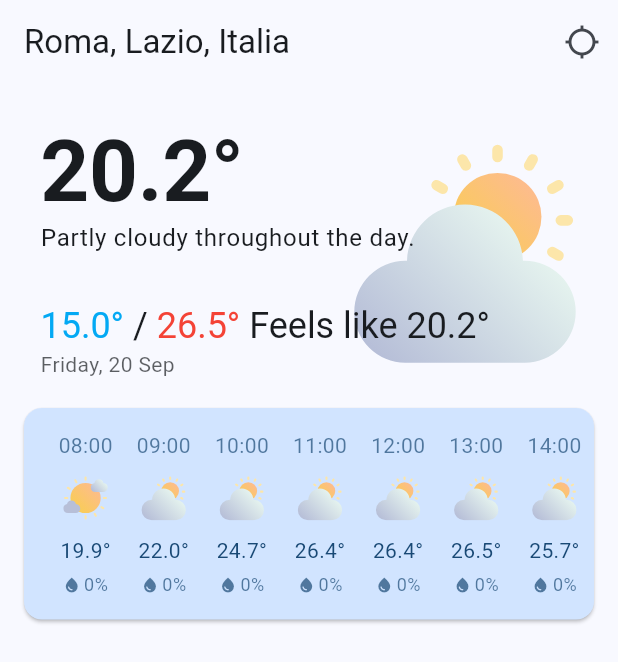
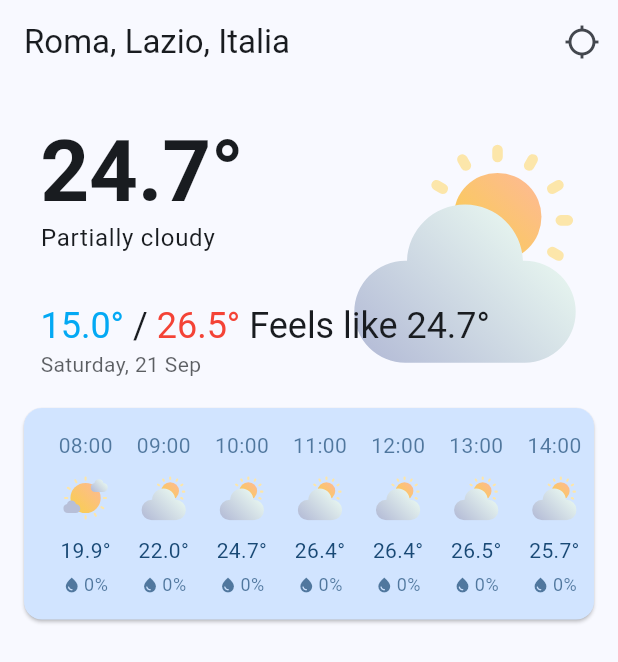
Before and after one commit to pasdeveloper/top_weather, a Flutter app: the screen it shows after launch, on a phone screen of 412 x 824 dp. Shown: the top 662 px of the screen. Run offline on Flutter 3.47's test engine with Material 3 defaults, Android fonts, the phone set to English and light mode, and no system bars; our stand-ins replace flutter_svg, get_it.

```diff
--- a/lib/core/app_images.dart
+++ b/lib/core/app_images.dart
@@ -11,7 +11,17 @@ class AppImages {
     'partly-cloudy-night': '${_basePath}partly-cloud-night.svg',
     'clear-day': '${_basePath}clear-day.svg',
     'clear-night': '${_basePath}clear-night.svg',
+    'sunrise': '${_basePath}sunrise.svg',
+    'sunset': '${_basePath}sunset.svg',
   };
+
+  static String get sunrise {
+    return iconPathByName('sunrise');
+  }
+
+  static String get sunset {
+    return iconPathByName('sunset');
+  }
 
   static String iconPathByName(String name) {
     return _paths[name] ?? '';
--- a/lib/core/date_utils.dart
+++ b/lib/core/date_utils.dart
@@ -2,6 +2,7 @@ import 'package:intl/intl.dart';
 
 final _timeFormatter = DateFormat('HH:mm');
 final _dateFormatter = DateFormat('EEEE, dd MMM');
+final _dayNameFormatter = DateFormat('EEEE');
 
 String toTime(int seconds) {
   final date = DateTime.fromMillisecondsSinceEpoch(seconds * 1000);
@@ -12,3 +13,8 @@ String toDate(int seconds) {
   final date = DateTime.fromMillisecondsSinceEpoch(seconds * 1000);
   return _dateFormatter.format(date);
 }
+
+String toDayName(int seconds) {
+  final date = DateTime.fromMillisecondsSinceEpoch(seconds * 1000);
+  return _dayNameFormatter.format(date);
+}
--- a/lib/models/weather_data.dart
+++ b/lib/models/weather_data.dart
@@ -75,9 +75,9 @@ class Conditions {
   List<String>? stations;
   String source;
   String? sunrise;
-  double? sunriseEpoch;
+  int? sunriseEpoch;
   String? sunset;
-  double? sunsetEpoch;
+  int? sunsetEpoch;
   double? moonphase;
   double? tempmax;
   double? tempmin;
@@ -169,9 +169,9 @@ class Conditions {
           json['stations'] != null ? List<String>.from(json['stations']) : null,
       source: json['source'],
       sunrise: json['sunrise'],
-      sunriseEpoch: json['sunriseEpoch']?.toDouble(),
+      sunriseEpoch: json['sunriseEpoch'],
       sunset: json['sunset'],
-      sunsetEpoch: json['sunsetEpoch']?.toDouble(),
+      sunsetEpoch: json['sunsetEpoch'],
       moonphase: json['moonphase']?.toDouble(),
       tempmax: json['tempmax']?.toDouble(),
       tempmin: json['tempmin']?.toDouble(),
--- a/lib/screens/homepage.dart
+++ b/lib/screens/homepage.dart
@@ -72,7 +72,10 @@ class _HomepageState extends State<Homepage> {
             padding: const EdgeInsets.all(12),
             child: Column(
               children: [
-                ForecastHero(data.days[0]),
+                ForecastHero(
+                  currentConditions: data.currentConditions,
+                  currentDayConditions: data.days[0],
+                ),
                 if (data.days[0].hours != null)
                   TimelineCard(_getNext24Hours(data.days[0], data.days[1]))
               ],
--- a/lib/widgets/forecast_hero.dart
+++ b/lib/widgets/forecast_hero.dart
@@ -5,12 +5,14 @@ import 'package:top_weather/core/date_utils.dart';
 import 'package:top_weather/models/weather_data.dart';
 
 class ForecastHero extends StatelessWidget {
-  const ForecastHero(
-    this.conditions, {
+  const ForecastHero({
+    required this.currentConditions,
+    required this.currentDayConditions,
     super.key,
   });
 
-  final Conditions conditions;
+  final Conditions currentConditions;
+  final Conditions currentDayConditions;
 
   @override
   Widget build(BuildContext context) {
@@ -33,7 +35,7 @@ class ForecastHero extends StatelessWidget {
       top: 0,
       bottom: 0,
       child: SvgPicture.asset(
-        AppImages.iconPathByName(conditions.icon),
+        AppImages.iconPathByName(currentConditions.icon),
         height: 150,
         width: 150,
       ),
@@ -46,7 +48,7 @@ class ForecastHero extends StatelessWidget {
       crossAxisAlignment: CrossAxisAlignment.start,
       children: [
         _bigTemperature(theme),
-        if (conditions.description != null) _description(theme),
+        _description(theme),
         const Spacer(),
         _temperatureSummary(theme),
         _date(theme),
@@ -56,7 +58,7 @@ class ForecastHero extends StatelessWidget {
 
   Text _date(ThemeData theme) {
     return Text(
-      toDate(conditions.datetimeEpoch),
+      toDate(currentConditions.datetimeEpoch),
       style: theme.textTheme.bodyMedium!
           .copyWith(color: theme.colorScheme.onSurface.withOpacity(.7)),
     );
@@ -66,7 +68,7 @@ class ForecastHero extends StatelessWidget {
     return Row(
       children: [
         Text(
-          '${conditions.tempmin}°',
+          '${currentDayConditions.tempmin}°',
           style:
               theme.textTheme.headlineSmall!.copyWith(color: Colors.lightBlue),
         ),
@@ -75,11 +77,11 @@ class ForecastHero extends StatelessWidget {
           style: theme.textTheme.headlineSmall,
         ),
         Text(
-          '${conditions.tempmax}°',
+          '${currentDayConditions.tempmax}°',
           style: theme.textTheme.headlineSmall!.copyWith(color: Colors.red),
         ),
         Text(
-          ' Feels like ${conditions.feelslike}°',
+          ' Feels like ${currentConditions.feelslike}°',
           style: theme.textTheme.headlineSmall,
         ),
       ],
@@ -88,14 +90,14 @@ class ForecastHero extends StatelessWidget {
 
   Text _description(ThemeData theme) {
     return Text(
-      conditions.description!,
+      currentConditions.conditions,
       style: theme.textTheme.bodyLarge,
     );
   }
 
   Text _bigTemperature(ThemeData theme) {
     return Text(
-      '${conditions.temp}°',
+      '${currentConditions.temp}°',
       style:
           theme.textTheme.displayLarge!.copyWith(fontWeight: FontWeight.bold),
     );
--- /dev/null
+++ b/lib/widgets/precipitation_probability.dart
@@ -0,0 +1,36 @@
+import 'package:flutter/material.dart';
+
+class PrecipitationProbability extends StatelessWidget {
+  const PrecipitationProbability(
+    this.probability, {
+    super.key,
+  });
+
+  final int probability;
+
+  @override
+  Widget build(BuildContext context) {
+    return Row(
+      crossAxisAlignment: CrossAxisAlignment.center,
+      children: [
+        Icon(
+          Icons.water_drop,
+          size: 12,
+          color:
+              Theme.of(context).colorScheme.onPrimaryContainer.withOpacity(.7),
+        ),
+        const SizedBox(
+          width: 2,
+        ),
+        Text(
+          '$probability%',
+          style: Theme.of(context).textTheme.bodySmall!.copyWith(
+              color: Theme.of(context)
+                  .colorScheme
+                  .onPrimaryContainer
+                  .withOpacity(.7)),
+        )
+      ],
+    );
+  }
+}
--- a/lib/widgets/timeline_card.dart
+++ b/lib/widgets/timeline_card.dart
@@ -3,6 +3,7 @@ import 'package:flutter_svg/svg.dart';
 import 'package:top_weather/core/app_images.dart';
 import 'package:top_weather/core/date_utils.dart';
 import 'package:top_weather/models/weather_data.dart';
+import 'package:top_weather/widgets/precipitation_probability.dart';
 
 class TimelineCard extends StatelessWidget {
   const TimelineCard(
@@ -66,24 +67,7 @@ Widget _hourTileForecast(Conditions conditions, BuildContext context) {
         const SizedBox(
           height: 5,
         ),
-        Row(
-          crossAxisAlignment: CrossAxisAlignment.center,
-          children: [
-            Icon(
-              Icons.water_drop,
-              size: 12,
-              color: theme.colorScheme.onPrimaryContainer.withOpacity(.7),
-            ),
-            const SizedBox(
-              width: 2,
-            ),
-            Text(
-              '${conditions.precipprob.round()}%',
-              style: theme.textTheme.bodySmall!.copyWith(
-                  color: theme.colorScheme.onPrimaryContainer.withOpacity(.7)),
-            )
-          ],
-        )
+        PrecipitationProbability(conditions.precipprob.round())
       ],
     ),
   );
```
Also changed, not shown: lib/widgets/sunrise_sunset_card.dart (added, +76 -0 lines), lib/widgets/week_card.dart (added, +77 -0 lines), assets/images/sunrise.svg (added), assets/images/sunset.svg (added).
